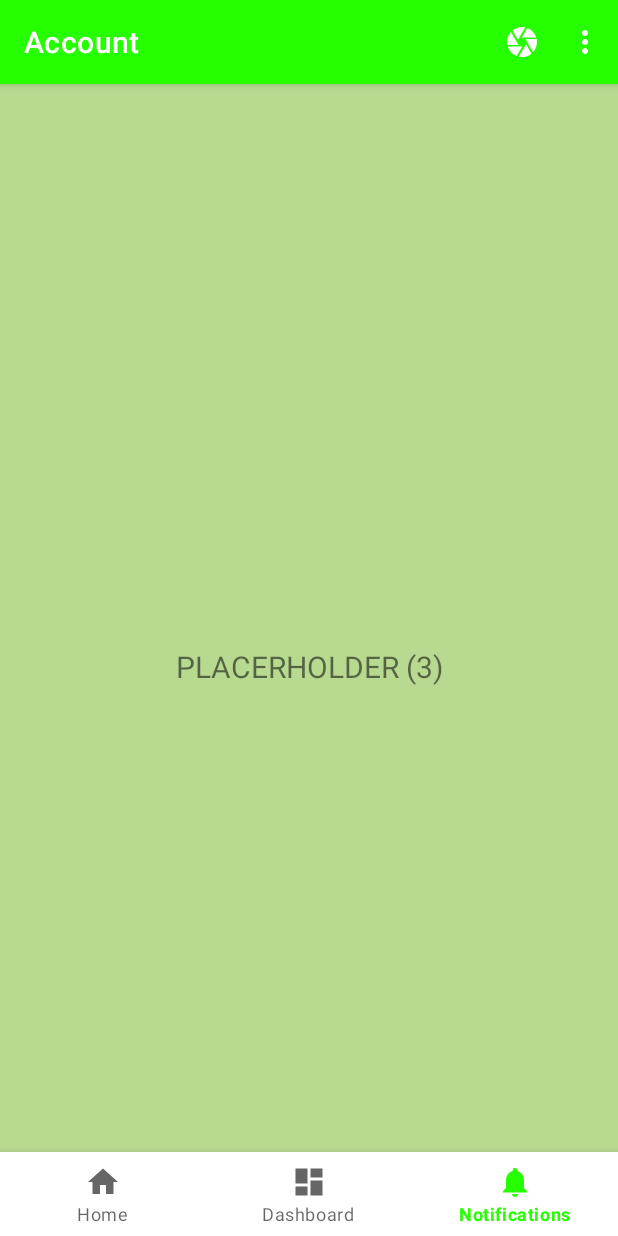
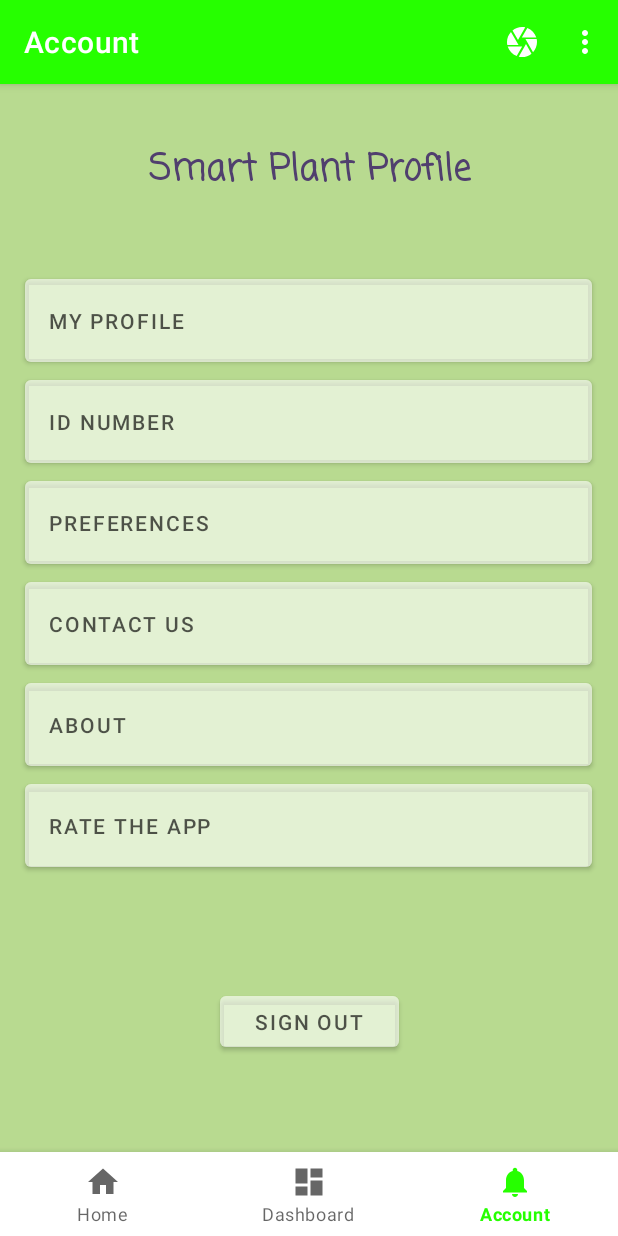
Before and after one commit to riccigamiao3076/SmartPlant, an Android app: the NotificationsFragment screen opened through its navigation route, on a phone screen of 412 x 824 dp. Run offline under Robolectric (Android 15) with nearby library versions, the phone set to English and light mode, and no system bars; our stand-ins replace navigation-ui.

Commit message:
Account screen added for the third fragment.

```diff
--- a/SmartPlant/src/main/java/ca/greenlypebble/it/smartplant/ui/notifications/NotificationsFragment.java
+++ b/SmartPlant/src/main/java/ca/greenlypebble/it/smartplant/ui/notifications/NotificationsFragment.java
@@ -27,13 +27,7 @@ public class NotificationsFragment extends Fragment {
         page3 =
                 new ViewModelProvider(this).get(Page3.class);
         View root = inflater.inflate(R.layout.fragment_page3, container, false);
-        final TextView textView = root.findViewById(R.id.text_notifications);
-        page3.getText().observe(getViewLifecycleOwner(), new Observer<String>() {
-            @Override
-            public void onChanged(@Nullable String s) {
-                textView.setText(s);
-            }
-        });
+
         return root;
     }
 }
--- a/SmartPlant/src/main/res/layout/fragment_page3.xml
+++ b/SmartPlant/src/main/res/layout/fragment_page3.xml
@@ -7,29 +7,131 @@
     android:background="#9C8BC34A"
     tools:context=".ui.notifications.NotificationsFragment">
 
+    <TextView
+        android:id="@+id/smartPlant"
+        android:layout_width="335dp"
+        android:layout_height="79dp"
+        android:backgroundTint="#A82727"
+        android:fontFamily="casual"
+        android:gravity="center"
+        android:text="Smart Plant Profile"
+        android:textAlignment="center"
+        android:textColor="#503F6E"
+        android:textSize="24sp"
+        android:textStyle="bold"
+        app:layout_constraintBottom_toBottomOf="parent"
+        app:layout_constraintEnd_toEndOf="parent"
+        app:layout_constraintStart_toStartOf="parent"
+        app:layout_constraintTop_toTopOf="parent"
+        app:layout_constraintVertical_bias="0.026" />
+
+    <Button
+        android:id="@+id/button"
+        android:layout_width="378dp"
+        android:layout_height="67dp"
+        android:layout_marginTop="124dp"
+        android:backgroundTint="#5EFFFFFF"
+        android:text="My Profile"
+        android:textAlignment="textStart"
+        android:textColor="#A9000000"
+        app:layout_constraintBottom_toTopOf="@+id/button15"
+        app:layout_constraintEnd_toEndOf="parent"
+        app:layout_constraintHorizontal_bias="0.484"
+        app:layout_constraintStart_toStartOf="parent"
+        app:layout_constraintTop_toTopOf="parent"
+        app:rippleColor="#00FFFFFF" />
+
+    <Button
+        android:id="@+id/button15"
+        android:layout_width="378dp"
+        android:layout_height="67dp"
+        android:backgroundTint="#5EFFFFFF"
+        android:text="ID Number"
+        android:textAlignment="textStart"
+        android:textColor="#A9000000"
+        app:layout_constraintBottom_toTopOf="@+id/button16"
+        app:layout_constraintEnd_toEndOf="parent"
+        app:layout_constraintHorizontal_bias="0.484"
+        app:layout_constraintStart_toStartOf="parent"
+        app:layout_constraintTop_toBottomOf="@+id/button" />
+
+    <Button
+        android:id="@+id/button16"
+        android:layout_width="378dp"
+        android:layout_height="67dp"
+        android:backgroundTint="#5EFFFFFF"
+        android:text="Preferences"
+        android:textAlignment="textStart"
+        android:textColor="#A9000000"
+        app:layout_constraintBottom_toTopOf="@+id/button17"
+        app:layout_constraintEnd_toEndOf="parent"
+        app:layout_constraintHorizontal_bias="0.484"
+        app:layout_constraintStart_toStartOf="parent"
+        app:layout_constraintTop_toBottomOf="@+id/button15" />
+
+    <Button
+        android:id="@+id/button17"
+        android:layout_width="378dp"
+        android:layout_height="67dp"
+        android:backgroundTint="#5EFFFFFF"
+        android:text="Contact us"
+        android:textAlignment="textStart"
+        android:textColor="#A9000000"
+        app:layout_constraintBottom_toTopOf="@+id/button18"
+        app:layout_constraintEnd_toEndOf="parent"
+        app:layout_constraintHorizontal_bias="0.484"
+        app:layout_constraintStart_toStartOf="parent"
+        app:layout_constraintTop_toBottomOf="@+id/button16" />
+
+    <Button
+        android:id="@+id/button18"
+        android:layout_width="378dp"
+        android:layout_height="67dp"
+        android:backgroundTint="#5EFFFFFF"
+        android:text="About"
+        android:textAlignment="textStart"
+        android:textColor="#A9000000"
+        app:layout_constraintBottom_toTopOf="@+id/button19"
+        app:layout_constraintEnd_toEndOf="parent"
+        app:layout_constraintHorizontal_bias="0.484"
+        app:layout_constraintStart_toStartOf="parent"
+        app:layout_constraintTop_toBottomOf="@+id/button17" />
+
+    <Button
+        android:id="@+id/button19"
+        android:layout_width="378dp"
+        android:layout_height="67dp"
+        android:backgroundTint="#5EFFFFFF"
+        android:text="Rate the app"
+        android:textAlignment="textStart"
+        android:textColor="#A9000000"
+        app:layout_constraintEnd_toEndOf="parent"
+        app:layout_constraintHorizontal_bias="0.484"
+        app:layout_constraintStart_toStartOf="parent"
+        app:layout_constraintTop_toBottomOf="@+id/button18" />
+
+    <Button
+        android:id="@+id/button20"
+        android:layout_width="119dp"
+        android:layout_height="46dp"
+        android:layout_marginBottom="64dp"
+        android:backgroundTint="#5EFFFFFF"
+        android:text="SIGN OUT"
+        android:textAlignment="center"
+        android:textColor="#A9000000"
+        app:layout_constraintBottom_toTopOf="@+id/nav_view"
+        app:layout_constraintEnd_toEndOf="parent"
+        app:layout_constraintStart_toStartOf="parent" />
+
     <com.google.android.material.bottomnavigation.BottomNavigationView
         android:id="@+id/nav_view"
         android:layout_width="0dp"
         android:layout_height="wrap_content"
-        android:layout_marginStart="0dp"
-        android:layout_marginEnd="0dp"
         android:background="?android:attr/windowBackground"
         app:layout_constraintBottom_toBottomOf="parent"
         app:layout_constraintLeft_toLeftOf="parent"
         app:layout_constraintRight_toRightOf="parent"
         app:menu="@menu/bottom_nav_menu" />
 
-    <TextView
-        android:id="@+id/text_notifications"
-        android:layout_width="match_parent"
-        android:layout_height="wrap_content"
-        android:layout_marginStart="8dp"
-        android:layout_marginTop="8dp"
-        android:layout_marginEnd="8dp"
-        android:textAlignment="center"
-        android:textSize="20sp"
-        app:layout_constraintBottom_toBottomOf="parent"
-        app:layout_constraintEnd_toEndOf="parent"
-        app:layout_constraintStart_toStartOf="parent"
-        app:layout_constraintTop_toTopOf="parent" />
+
 </androidx.constraintlayout.widget.ConstraintLayout>
--- a/SmartPlant/src/main/res/menu/bottom_nav_menu.xml
+++ b/SmartPlant/src/main/res/menu/bottom_nav_menu.xml
@@ -15,6 +15,6 @@
     <item
         android:id="@+id/navigation_notifications"
         android:icon="@drawable/ic_notifications_black_24dp"
-        android:title="@string/title_notifications" />
+        android:title="@string/title_account" />
 
 </menu>
--- a/SmartPlant/src/main/res/navigation/mobile_navigation.xml
+++ b/SmartPlant/src/main/res/navigation/mobile_navigation.xml
@@ -20,6 +20,6 @@
     <fragment
         android:id="@+id/navigation_notifications"
         android:name="ca.greenlypebble.it.smartplant.ui.notifications.NotificationsFragment"
-        android:label="Account"
+        android:label="@string/title_account"
         tools:layout="@layout/fragment_page3" />
 </navigation>
--- a/SmartPlant/src/main/res/values/strings.xml
+++ b/SmartPlant/src/main/res/values/strings.xml
@@ -7,7 +7,7 @@
     <string name="app_name">SmartPlant</string>
     <string name="title_home">Home</string>
     <string name="title_dashboard">Dashboard</string>
-    <string name="title_notifications">Notifications</string>
+    <string name="title_account">Account</string>
     <string name="hello">Hello!</string>
     <string name="loginTitle">THE SMART PLANT</string>
     <string name="email_address">Email Address</string>
```
